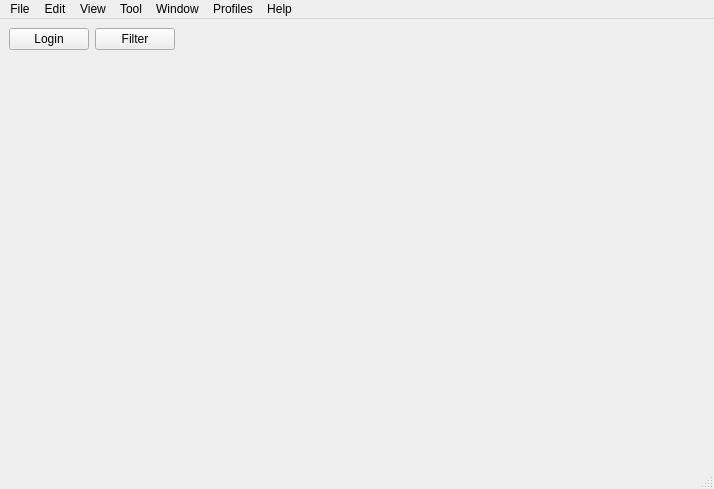
The window that source/windows/start/startwindow.ui (Who-are-me/term_paper_2022) describes before a commit, drawn with Qt 5.
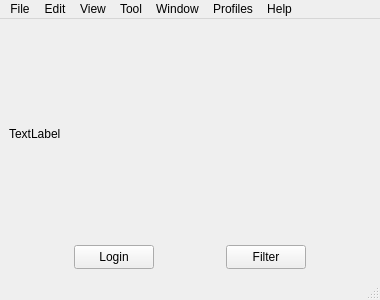
The same window after the commit.

Diff of the .ui file:
```diff
--- a/source/windows/start/startwindow.ui
+++ b/source/windows/start/startwindow.ui
@@ -6,8 +6,8 @@
    <rect>
     <x>0</x>
     <y>0</y>
-    <width>714</width>
-    <height>489</height>
+    <width>380</width>
+    <height>300</height>
    </rect>
   </property>
   <property name="windowTitle">
@@ -15,45 +15,81 @@
   </property>
   <widget class="QWidget" name="centralwidget">
    <layout class="QGridLayout" name="gridLayout">
-    <item row="0" column="0">
+    <item row="1" column="3">
+     <widget class="QPushButton" name="btn_filter">
+      <property name="minimumSize">
+       <size>
+        <width>80</width>
+        <height>24</height>
+       </size>
+      </property>
+      <property name="text">
+       <string>Filter</string>
+      </property>
+     </widget>
+    </item>
+    <item row="1" column="2">
+     <spacer name="horizontalSpacer">
+      <property name="orientation">
+       <enum>Qt::Horizontal</enum>
+      </property>
+      <property name="sizeHint" stdset="0">
+       <size>
+        <width>40</width>
+        <height>20</height>
+       </size>
+      </property>
+     </spacer>
+    </item>
+    <item row="1" column="1">
      <widget class="QPushButton" name="btn_login">
+      <property name="minimumSize">
+       <size>
+        <width>80</width>
+        <height>24</height>
+       </size>
+      </property>
       <property name="text">
        <string>Login</string>
       </property>
      </widget>
     </item>
-    <item row="0" column="2">
-     <spacer name="horizontalSpacer">
-      <property name="orientation">
-       <enum>Qt::Horizontal</enum>
-      </property>
-      <property name="sizeHint" stdset="0">
-       <size>
-        <width>40</width>
-        <height>20</height>
-       </size>
-      </property>
-     </spacer>
-    </item>
     <item row="1" column="0">
      <spacer name="verticalSpacer">
       <property name="orientation">
-       <enum>Qt::Vertical</enum>
+       <enum>Qt::Horizontal</enum>
       </property>
       <property name="sizeHint" stdset="0">
        <size>
-        <width>20</width>
-        <height>40</height>
+        <width>40</width>
+        <height>20</height>
        </size>
       </property>
      </spacer>
     </item>
-    <item row="0" column="1">
-     <widget class="QPushButton" name="btn_filter">
-      <property name="text">
-       <string>Filter</string>
+    <item row="1" column="4">
+     <spacer name="horizontalSpacer_3">
+      <property name="orientation">
+       <enum>Qt::Horizontal</enum>
       </property>
-     </widget>
+      <property name="sizeHint" stdset="0">
+       <size>
+        <width>40</width>
+        <height>20</height>
+       </size>
+      </property>
+     </spacer>
+    </item>
+    <item row="0" column="0" colspan="5">
+     <layout class="QGridLayout" name="gridLayout_2">
+      <item row="0" column="0">
+       <widget class="QLabel" name="l_start_text">
+        <property name="text">
+         <string>TextLabel</string>
+        </property>
+       </widget>
+      </item>
+     </layout>
     </item>
    </layout>
   </widget>
@@ -62,7 +98,7 @@
     <rect>
      <x>0</x>
      <y>0</y>
-     <width>714</width>
+     <width>380</width>
      <height>26</height>
     </rect>
    </property>
```
Left out of the diff: 2 changed lines with no effect on the pictures.
